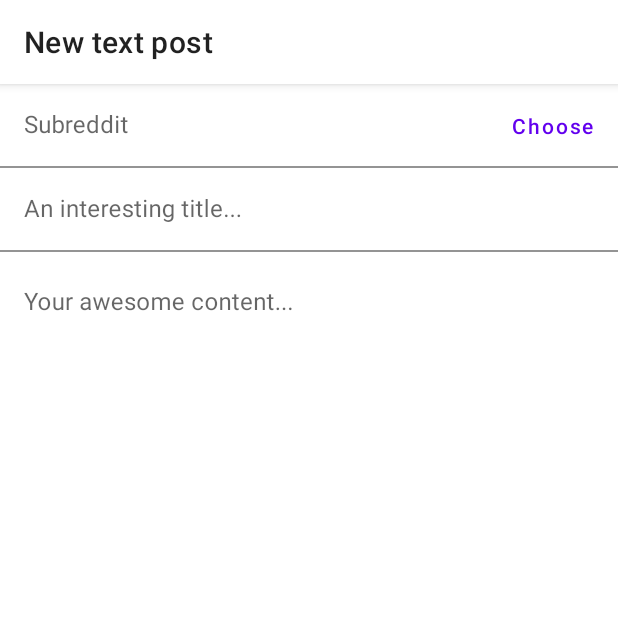
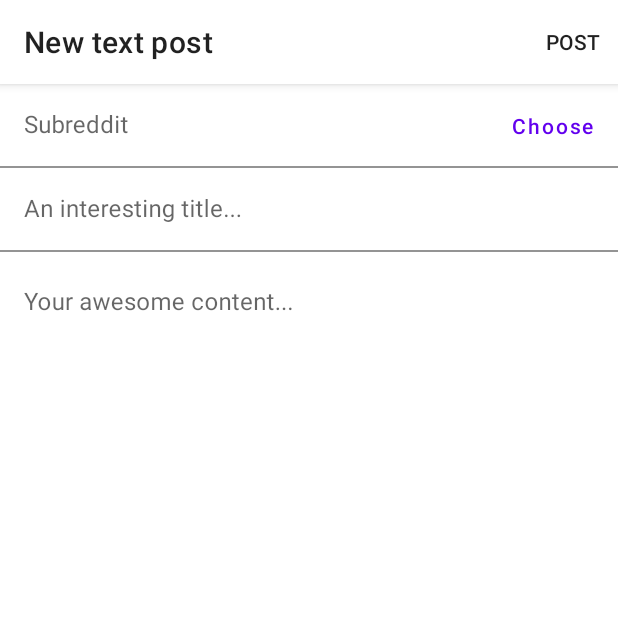
Before and after one commit to gusandrianos/fox-for-reddit, an Android app: the fragment ComposeFragment placed in its activity, on a phone screen of 412 x 824 dp, the top half of it. Run offline under Robolectric (Android 15) with nearby library versions, the phone set to English and light mode, and no system bars; our stand-ins replace navigation-ui, paging; libraries missing offline, so code that uses them is left out: com.stfalcon.imageviewer; network calls fail; pictures from the network do not load; 4 statements that could not run were skipped.

Commit message:
Basic functionality for submitting a selftext post

```diff
--- a/app/src/main/java/io/github/gusandrianos/foxforreddit/data/network/RedditAPI.kt
+++ b/app/src/main/java/io/github/gusandrianos/foxforreddit/data/network/RedditAPI.kt
@@ -1,8 +1,11 @@
 package io.github.gusandrianos.foxforreddit.data.network
 
+import androidx.lifecycle.LiveData
 import com.google.gson.JsonArray
+import com.google.gson.JsonObject
 import io.github.gusandrianos.foxforreddit.data.models.Listing
 import io.github.gusandrianos.foxforreddit.data.models.Data
+import io.github.gusandrianos.foxforreddit.data.models.SubmitResponse
 import io.github.gusandrianos.foxforreddit.data.models.Thing
 
 import io.github.gusandrianos.foxforreddit.data.models.singlepost.morechildren.MoreChildren
@@ -89,4 +92,17 @@ interface RedditAPI {
             @Field("action") action: String,
             @Field("sr_name") sr_name: String
     ): Call<Void>
+
+    @FormUrlEncoded
+    @POST("api/submit")
+    fun submitText(
+            @Header("Authorization") bearer: String,
+            @Field("kind") kind: String,
+            @Field("sr") subreddit: String,
+            @Field("title") title: String,
+            @Field("text") text: String,
+//            @Field("spoiler") spoiler: Boolean,
+//            @Field("nsfw") nsfw: Boolean,
+            @Field("api_type") apiType: String,
+    ): Call<SubmitResponse>
 }
--- a/app/src/main/java/io/github/gusandrianos/foxforreddit/viewmodels/PostViewModel.kt
+++ b/app/src/main/java/io/github/gusandrianos/foxforreddit/viewmodels/PostViewModel.kt
@@ -8,6 +8,7 @@ import androidx.paging.PagingData
 import androidx.paging.cachedIn
 import io.github.gusandrianos.foxforreddit.data.models.CommentListing
 import io.github.gusandrianos.foxforreddit.data.models.Data
+import io.github.gusandrianos.foxforreddit.data.models.SubmitResponse
 import io.github.gusandrianos.foxforreddit.data.models.singlepost.morechildren.MoreChildren
 import io.github.gusandrianos.foxforreddit.data.repositories.PostRepository
 
@@ -36,4 +37,8 @@ class PostViewModel(private val mPostRepository: PostRepository) : ViewModel() {
     fun getMoreChildren(linkId: String, children: String, application: Application): LiveData<MoreChildren> {
         return mPostRepository.getMoreChildren(linkId, children, application)
     }
+
+    fun submitText(subreddit: String, title: String, url: String, text: String, application: Application): LiveData<SubmitResponse> {
+        return mPostRepository.submitText(subreddit, title, url, text, application)
+    }
 }
--- /dev/null
+++ b/app/src/main/res/menu/button_submit_post.xml
@@ -0,0 +1,8 @@
+<?xml version="1.0" encoding="utf-8"?>
+<menu xmlns:android="http://schemas.android.com/apk/res/android"
+    xmlns:app="http://schemas.android.com/apk/res-auto">
+    <item
+        android:id="@+id/button_submit_post"
+        android:title="Post"
+        app:showAsAction="always" />
+</menu>
```
Also changed, not shown: app/src/main/java/io/github/gusandrianos/foxforreddit/data/models/Json.kt (added, +11 -0 lines), app/src/main/java/io/github/gusandrianos/foxforreddit/data/models/SubmitData.kt (added, +17 -0 lines), app/src/main/java/io/github/gusandrianos/foxforreddit/data/models/SubmitResponse.kt (added, +8 -0 lines), app/src/main/java/io/github/gusandrianos/foxforreddit/data/repositories/PostRepository.kt (+19 -0 lines), app/src/main/java/io/github/gusandrianos/foxforreddit/ui/fragments/ComposeFragment.java (+43 -5 lines).
